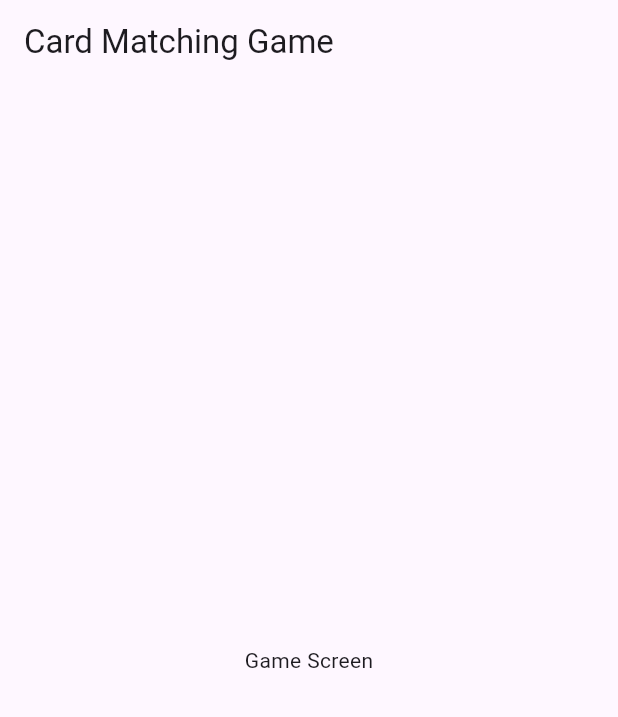
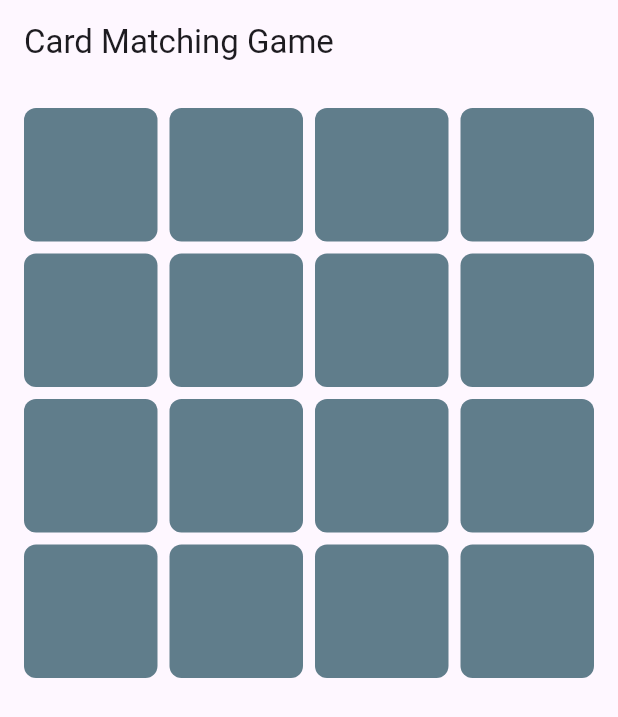
Before and after one commit to anguyen221/card_flip_app, a Flutter app: the screen it shows after launch, on a phone screen of 412 x 824 dp. Shown: the top 717 px of the screen. Run offline on Flutter 3.47's test engine with Material 3 defaults, Android fonts, the phone set to English and light mode, and no system bars.

Commit message:
Added game screen and card grid

```diff
--- /dev/null
+++ b/lib/game_screen.dart
@@ -0,0 +1,45 @@
+import 'package:flutter/material.dart';
+
+class GameScreen extends StatelessWidget {
+  const GameScreen({super.key});
+
+  @override
+  Widget build(BuildContext context) {
+    return Scaffold(
+      appBar: AppBar(title: const Text("Card Matching Game")),
+      body: Padding(
+        padding: const EdgeInsets.all(16.0),
+        child: GridView.builder(
+          gridDelegate: const SliverGridDelegateWithFixedCrossAxisCount(
+            crossAxisCount: 4,
+            crossAxisSpacing: 8.0,
+            mainAxisSpacing: 8.0,
+          ),
+          itemCount: 16,
+          itemBuilder: (context, index) {
+            return const CardWidget();
+          },
+        ),
+      ),
+    );
+  }
+}
+
+class CardWidget extends StatelessWidget {
+  const CardWidget({super.key});
+
+  @override
+  Widget build(BuildContext context) {
+    return GestureDetector(
+      onTap: () {
+        // Placeholder for now
+      },
+      child: Container(
+        decoration: BoxDecoration(
+          color: Colors.blueGrey,
+          borderRadius: BorderRadius.circular(8.0),
+        ),
+      ),
+    );
+  }
+}
--- a/lib/main.dart
+++ b/lib/main.dart
@@ -1,4 +1,5 @@
 import 'package:flutter/material.dart';
+import 'game_screen.dart';
 
 void main() {
   runApp(const CardMatchingApp());
@@ -18,17 +19,3 @@ class CardMatchingApp extends StatelessWidget {
     );
   }
 }
-
-class GameScreen extends StatelessWidget {
-  const GameScreen({super.key});
-
-  @override
-  Widget build(BuildContext context) {
-    return Scaffold(
-      appBar: AppBar(title: const Text("Card Matching Game")),
-      body: const Center(
-        child: Text("Game Screen"),
-      ),
-    );
-  }
-}
```
